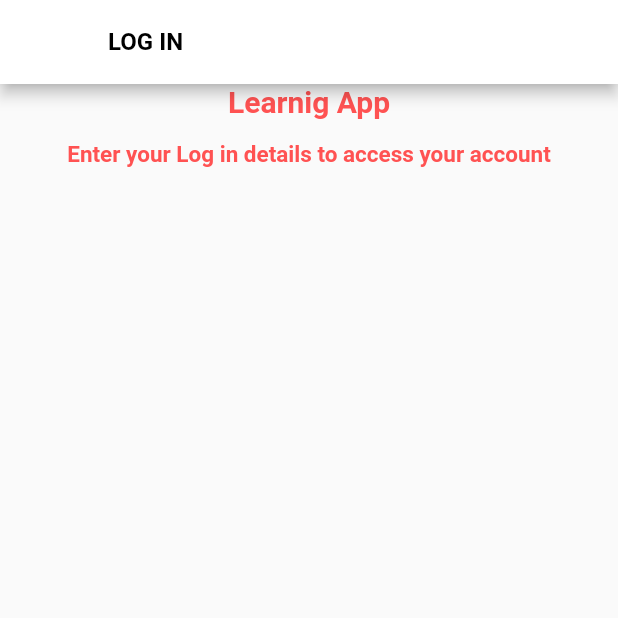
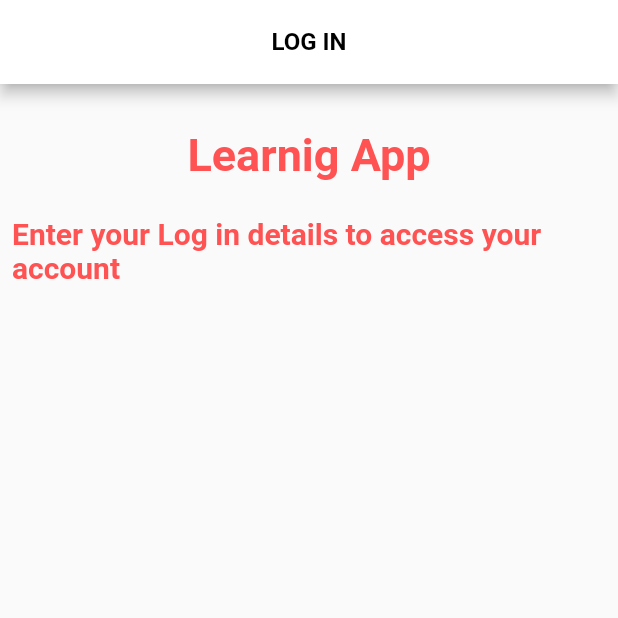
Before and after one commit to Ugerpaul17/online_learning_app, a Flutter app: the SignIn screen opened directly, on a phone screen of 412 x 824 dp, the top half of it. Run offline on Flutter 3.47's test engine with Material 2 defaults, Android fonts, the light colour scheme and no system bars.

Commit message:
add padding to text widget

```diff
--- a/lib/screens/sign_in.dart
+++ b/lib/screens/sign_in.dart
@@ -21,7 +21,9 @@ class _SignInState extends State<SignIn> {
           color: Colors.black,
           weight: FontWeight.bold,
         ),
-          backgroundColor: Colors.white),
+        backgroundColor: Colors.white,
+        centerTitle: true,
+      ),
       // ignore: sized_box_for_whitespace
       body: Container(
         width: double.infinity,
@@ -29,23 +31,27 @@ class _SignInState extends State<SignIn> {
         child: Column(
             mainAxisAlignment: MainAxisAlignment.start,
             children: const <Widget>[
+              SizedBox(
+                height: 30.0,
+              ),
               CustomText(
                   text: 'Learnig App',
                   color: Colors.redAccent,
-              size: 20.0,
-              weight: FontWeight.bold
-            ),
+                  size: 30.0,
+                  weight: FontWeight.bold),
               SizedBox(
                 height: 15,
               ),
-            CustomText(
+              Padding(
+                padding: EdgeInsets.all(8.0),
+                child: CustomText(
                   text: 'Enter your Log in details to access your account',
                   color: Colors.redAccent,
-              size: 15.0,
+                  size: 20.0,
                   weight: FontWeight.bold,
+                ),
               )
-          ]
-        ),
+            ]),
       ),
     );
   }
```
Lines whose indentation alone changed are shown as unchanged.
